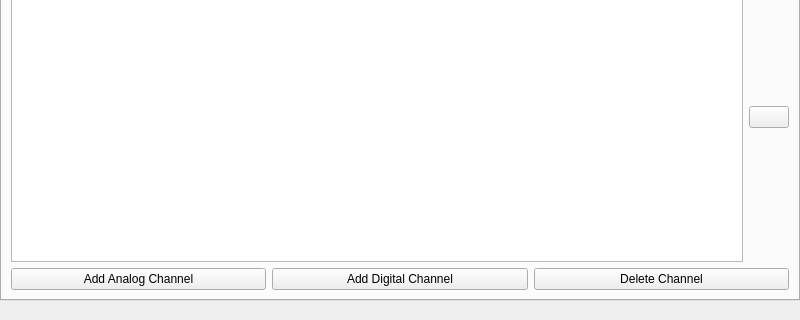
Above: shared/mainwindow.ui from hmatuschek/qdmr before the change; both pictures show x 0 to 800 and y 280 to 600 of the 800 by 600 pixel window. Below: the same form after it.
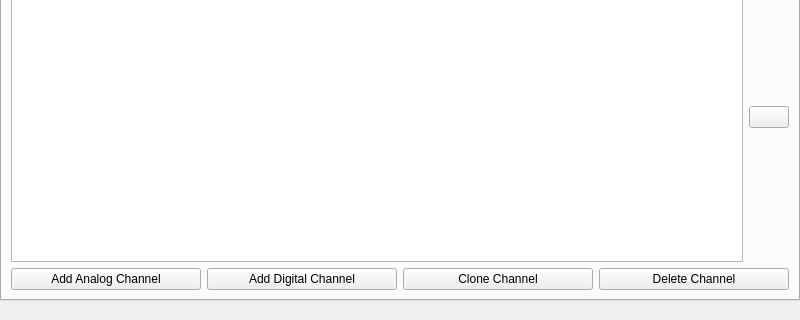
That is the form after the change. The open tabs and pages were chosen to show the change. Icons and pictures are not drawn.

Commit message: Implemented cloning of channels. Fixes #65. Greetings to @hexagonal-sun.

The edit to the form file:
```diff
--- a/shared/mainwindow.ui
+++ b/shared/mainwindow.ui
@@ -458,6 +458,13 @@
               </property>
              </widget>
             </item>
+            <item>
+             <widget class="QPushButton" name="cloneChannel">
+              <property name="text">
+               <string>Clone Channel</string>
+              </property>
+             </widget>
+            </item>
             <item>
              <widget class="QPushButton" name="remChannel">
               <property name="text">
```
The commit also changes 2 other files.
